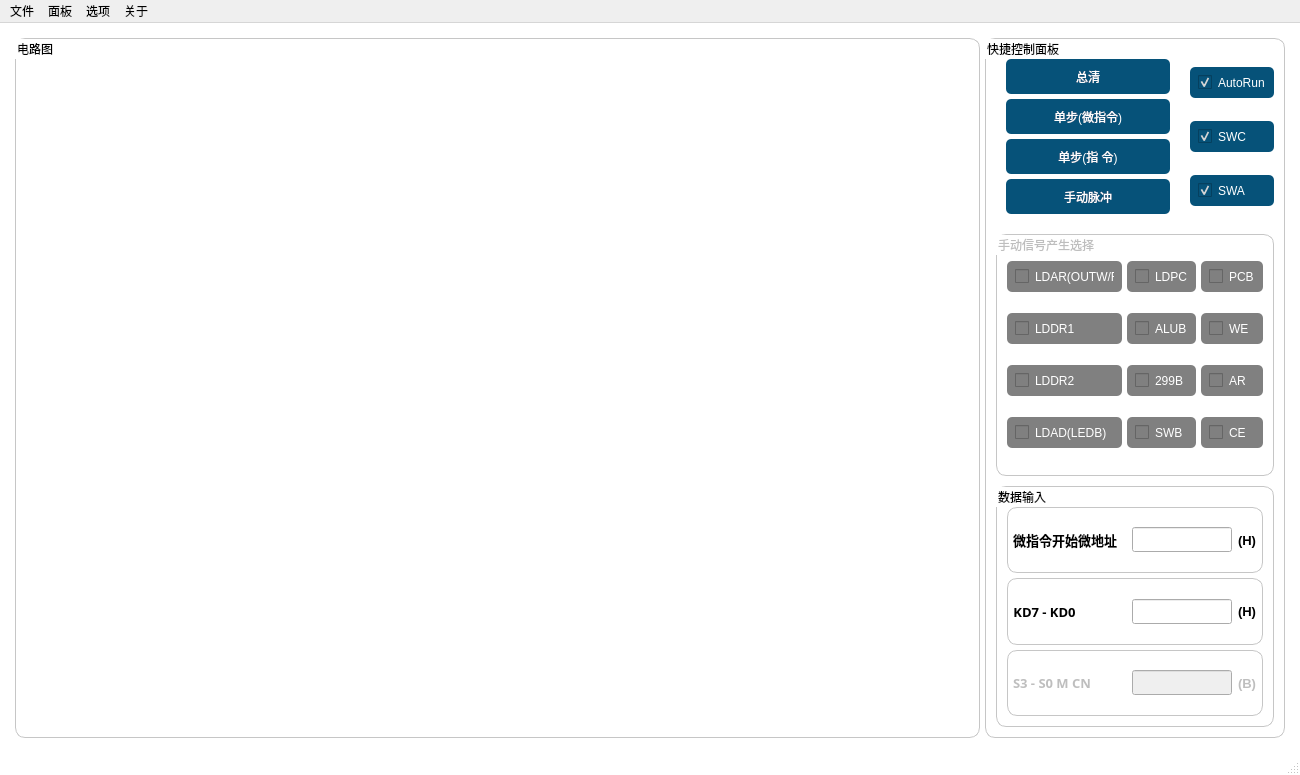
Before: the Qt Designer form simulation/mainwindow.ui in HaleyEhrich/DvccSimulationEnvironment, drawn with Qt 5.
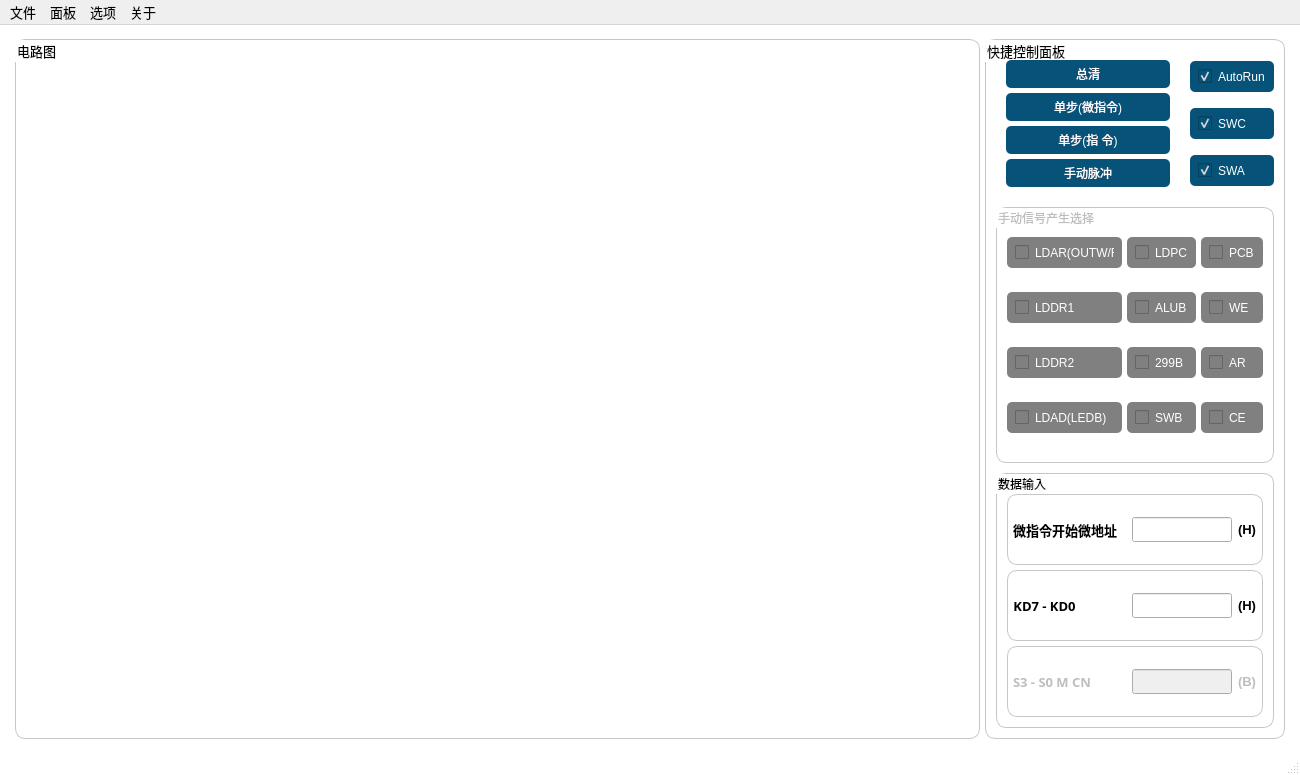
After: the same form once the commit is applied. Icons and pictures are not drawn.

What changed in the file:
```diff
--- a/simulation/mainwindow.ui
+++ b/simulation/mainwindow.ui
@@ -19,6 +19,10 @@
   <property name="font">
    <font>
     <family>阿里巴巴普惠体 R</family>
+    <pointsize>10</pointsize>
+    <weight>50</weight>
+    <italic>false</italic>
+    <bold>false</bold>
     <stylestrategy>PreferAntialias</stylestrategy>
    </font>
   </property>
@@ -31,7 +35,13 @@
    </iconset>
   </property>
   <property name="styleSheet">
-   <string notr="true">QPushButton {
+   <string notr="true">#MainWindow{
+	
+	font: 10pt &quot;阿里巴巴普惠体 R&quot;;
+	background-color: rgb(255, 255, 255);
+}
+
+QPushButton {
 	
 	font: 10pt &quot;阿里巴巴普惠体 R&quot;;
 	color: white;
@@ -56,24 +66,20 @@
 	background: grey;
 }
 
-#MainWindow{
-	
-	background-color: rgb(255, 255, 255);
-}
-
 QCheckBox:enabled {
 	background: #065279;
 }
+
+
+
+
+
 QGroupBox {
 border-color: rgb(198, 198, 198);
 border-width: 1px;
 border-style: solid;
 border-radius: 10px;
-}
-
-
-
-</string>
+}</string>
   </property>
   <property name="iconSize">
    <size>
@@ -129,6 +135,12 @@
           <height>700</height>
          </size>
         </property>
+        <property name="font">
+         <font>
+          <family>阿里巴巴普惠体 R</family>
+          <pointsize>10</pointsize>
+         </font>
+        </property>
         <property name="title">
          <string>快捷控制面板</string>
         </property>
@@ -187,7 +199,7 @@
                <property name="minimumSize">
                 <size>
                  <width>0</width>
-                 <height>35</height>
+                 <height>0</height>
                 </size>
                </property>
                <property name="toolTip">
@@ -203,7 +215,7 @@
                <property name="minimumSize">
                 <size>
                  <width>0</width>
-                 <height>35</height>
+                 <height>0</height>
                 </size>
                </property>
                <property name="text">
@@ -216,7 +228,7 @@
                <property name="minimumSize">
                 <size>
                  <width>0</width>
-                 <height>35</height>
+                 <height>0</height>
                 </size>
                </property>
                <property name="text">
@@ -229,7 +241,7 @@
                <property name="minimumSize">
                 <size>
                  <width>0</width>
-                 <height>35</height>
+                 <height>0</height>
                 </size>
                </property>
                <property name="text">
@@ -781,6 +793,7 @@
         <property name="font">
          <font>
           <family>阿里巴巴普惠体 R</family>
+          <pointsize>10</pointsize>
           <stylestrategy>PreferAntialias</stylestrategy>
          </font>
         </property>
@@ -799,10 +812,26 @@
      <x>0</x>
      <y>0</y>
      <width>1300</width>
-     <height>26</height>
+     <height>29</height>
     </rect>
    </property>
+   <property name="font">
+    <font>
+     <family>阿里巴巴普惠体 R</family>
+     <pointsize>10</pointsize>
+     <weight>50</weight>
+     <bold>false</bold>
+     <stylestrategy>PreferAntialias</stylestrategy>
+    </font>
+   </property>
    <widget class="QMenu" name="fileMenu">
+    <property name="font">
+     <font>
+      <family>阿里巴巴普惠体 R</family>
+      <pointsize>10</pointsize>
+      <stylestrategy>PreferAntialias</stylestrategy>
+     </font>
+    </property>
     <property name="title">
      <string>文件</string>
     </property>
@@ -815,6 +844,15 @@
     <addaction name="FMeditor"/>
    </widget>
    <widget class="QMenu" name="pannelMenu">
+    <property name="font">
+     <font>
+      <family>阿里巴巴普惠体 R</family>
+      <pointsize>10</pointsize>
+      <weight>50</weight>
+      <bold>false</bold>
+      <stylestrategy>PreferAntialias</stylestrategy>
+     </font>
+    </property>
     <property name="title">
      <string>面板</string>
     </property>
@@ -823,6 +861,13 @@
     <addaction name="separator"/>
    </widget>
    <widget class="QMenu" name="optionMenu">
+    <property name="font">
+     <font>
+      <family>阿里巴巴普惠体 R</family>
+      <pointsize>10</pointsize>
+      <stylestrategy>PreferAntialias</stylestrategy>
+     </font>
+    </property>
     <property name="title">
      <string>选项</string>
     </property>
@@ -843,6 +888,13 @@
     <addaction name="OMcomponentAccess"/>
    </widget>
    <widget class="QMenu" name="aboutMenu">
+    <property name="font">
+     <font>
+      <family>阿里巴巴普惠体 R</family>
+      <pointsize>10</pointsize>
+      <stylestrategy>PreferAntialias</stylestrategy>
+     </font>
+    </property>
     <property name="title">
      <string>关于</string>
     </property>
```
Left out of the diff: 15 changed lines with no effect on the pictures.
